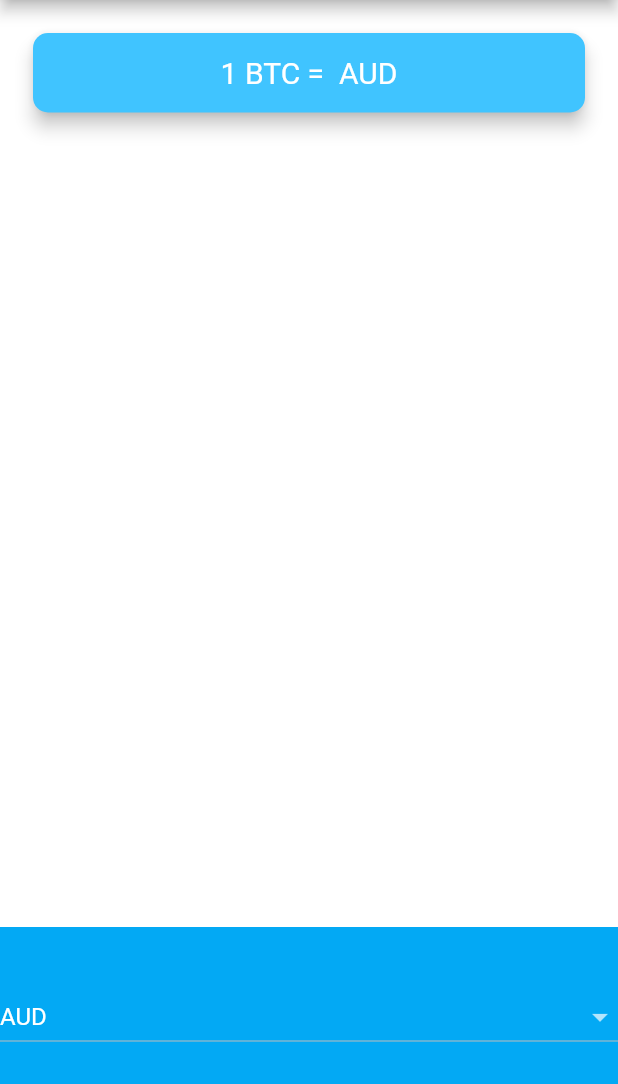
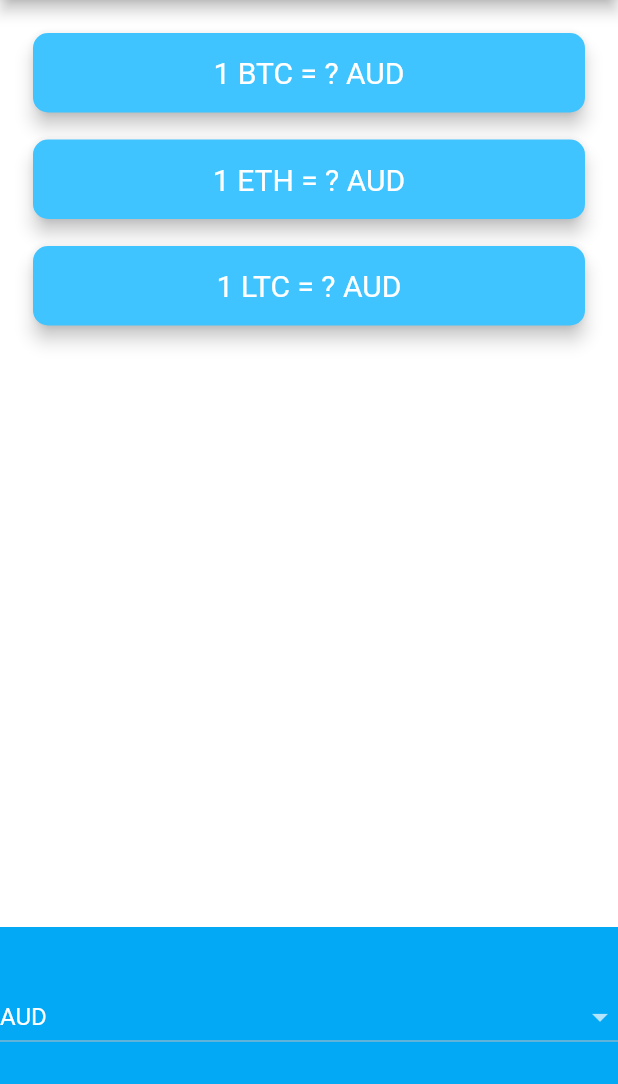
Before and after one commit to nonsocchi/bitcoin_ticker, a Flutter app: the screen it shows after launch, on a phone screen of 412 x 824 dp, the part 84-1168 px from its top. Run offline on Flutter 3.47's test engine with Material 2 defaults, Android fonts, the phone set to English and light mode, and no system bars; network calls fail.

Commit message:
Get 3 different current coin prices based on dropdown item.

```diff
--- /dev/null
+++ b/lib/coin_card.dart
@@ -0,0 +1,39 @@
+import 'package:flutter/material.dart';
+
+class CoinCard extends StatelessWidget {
+  const CoinCard({
+    Key? key,
+    required this.selectedCoin,
+    required this.selectedCurrency,
+    required this.coinValue,
+  }) : super(key: key);
+
+  final String selectedCoin;
+  final String selectedCurrency;
+  final String coinValue;
+
+  @override
+  Widget build(BuildContext context) {
+    return Padding(
+      padding: const EdgeInsets.only(bottom: 10.0),
+      child: Card(
+        color: Colors.lightBlueAccent,
+        elevation: 5.0,
+        shape: RoundedRectangleBorder(
+          borderRadius: BorderRadius.circular(10.0),
+        ),
+        child: Padding(
+          padding: const EdgeInsets.symmetric(vertical: 15.0, horizontal: 28.0),
+          child: Text(
+            '1 $selectedCoin = $coinValue $selectedCurrency',
+            textAlign: TextAlign.center,
+            style: const TextStyle(
+              fontSize: 20.0,
+              color: Colors.white,
+            ),
+          ),
+        ),
+      ),
+    );
+  }
+}
--- a/lib/coin_data.dart
+++ b/lib/coin_data.dart
@@ -36,17 +36,21 @@ const String coinAPIURL = 'https://rest.coinapi.io/v1/exchangerate';
 
 class CoinData {
   Future getCoinData(String selectedCurrency) async {
-    String URL = '$coinAPIURL/BTC/$selectedCurrency?apikey=$apiKey';
+    Map<String, String> coinPrices = {};
+    for (String coin in cryptoList) {
+      String URL = '$coinAPIURL/$coin/$selectedCurrency?apikey=$apiKey';
 
       http.Response response = await http.get(Uri.parse(URL));
 
       if (response.statusCode == 200) {
         var decodedData = jsonDecode(response.body);
         double coinPrice = decodedData['rate'];
-      return coinPrice;
+        return coinPrices[coin] = coinPrice.toStringAsFixed(0);
       } else {
         print(response.statusCode);
         throw 'Problem with the get request';
       }
     }
+    return coinPrices;
   }
+}
--- a/lib/price_screen.dart
+++ b/lib/price_screen.dart
@@ -1,5 +1,6 @@
 import 'package:flutter/material.dart';
 import 'coin_data.dart';
+import 'coin_card.dart';
 
 class PriceScreen extends StatefulWidget {
   const PriceScreen({Key? key}) : super(key: key);
@@ -9,8 +10,9 @@ class PriceScreen extends StatefulWidget {
 }
 
 class _PriceScreenState extends State<PriceScreen> {
-  String selectedCurrency = 'AUD';
-  String bitcoinValue = '';
+  String _selectedCurrency = 'AUD';
+  Map<String, String> coinPrices = {};
+  bool isWaiting = false;
 
   DropdownButton<String> getDropDownItems() {
     List<DropdownMenuItem<String>> dropdownItems = [];
@@ -23,11 +25,11 @@ class _PriceScreenState extends State<PriceScreen> {
     }
     return DropdownButton<String>(
       isExpanded: true,
-      value: selectedCurrency,
+      value: _selectedCurrency,
       elevation: 16,
       onChanged: (String? value) {
         setState(() {
-          selectedCurrency = value!;
+          _selectedCurrency = value!;
           getData();
         });
       },
@@ -36,10 +38,12 @@ class _PriceScreenState extends State<PriceScreen> {
   }
 
   void getData() async {
+    isWaiting = true;
     try {
-      double data = await CoinData().getCoinData(selectedCurrency);
+      var data = await CoinData().getCoinData(_selectedCurrency);
+      isWaiting = false;
       setState(() {
-        bitcoinValue = data.toStringAsFixed(0);
+        coinPrices = data;
       });
     } catch (e) {
       print(e);
@@ -61,28 +65,19 @@ class _PriceScreenState extends State<PriceScreen> {
       ),
       body: Column(
         mainAxisAlignment: MainAxisAlignment.spaceBetween,
-        crossAxisAlignment: CrossAxisAlignment.stretch,
         children: <Widget>[
           Padding(
             padding: const EdgeInsets.fromLTRB(18.0, 18.0, 18.0, 0),
-            child: Card(
-              color: Colors.lightBlueAccent,
-              elevation: 5.0,
-              shape: RoundedRectangleBorder(
-                borderRadius: BorderRadius.circular(10.0),
-              ),
-              child: Padding(
-                padding: const EdgeInsets.symmetric(
-                    vertical: 15.0, horizontal: 28.0),
-                child: Text(
-                  '1 BTC = $bitcoinValue $selectedCurrency',
-                  textAlign: TextAlign.center,
-                  style: const TextStyle(
-                    fontSize: 20.0,
-                    color: Colors.white,
+            child: Column(
+              crossAxisAlignment: CrossAxisAlignment.stretch,
+              children: [
+                for (String coin in cryptoList)
+                  CoinCard(
+                    selectedCoin: coin,
+                    selectedCurrency: _selectedCurrency,
+                    coinValue: isWaiting ? '?' : coinPrices[coin]!,
                   ),
-                ),
-              ),
+              ],
             ),
           ),
           Container(
```
Lines whose indentation alone changed are shown as unchanged.
